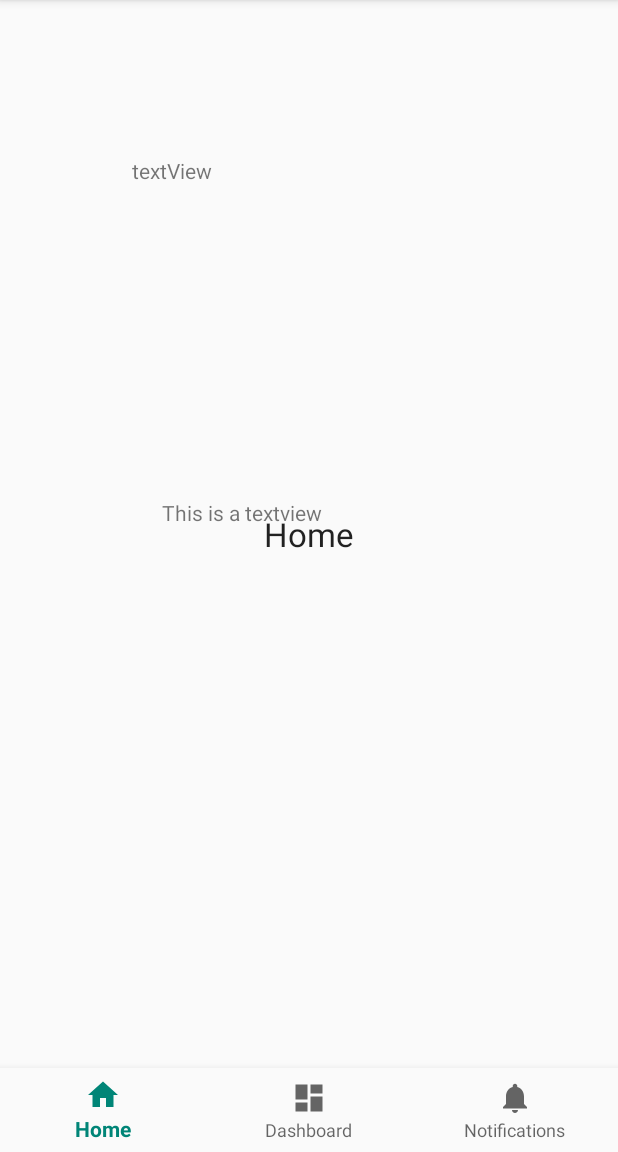
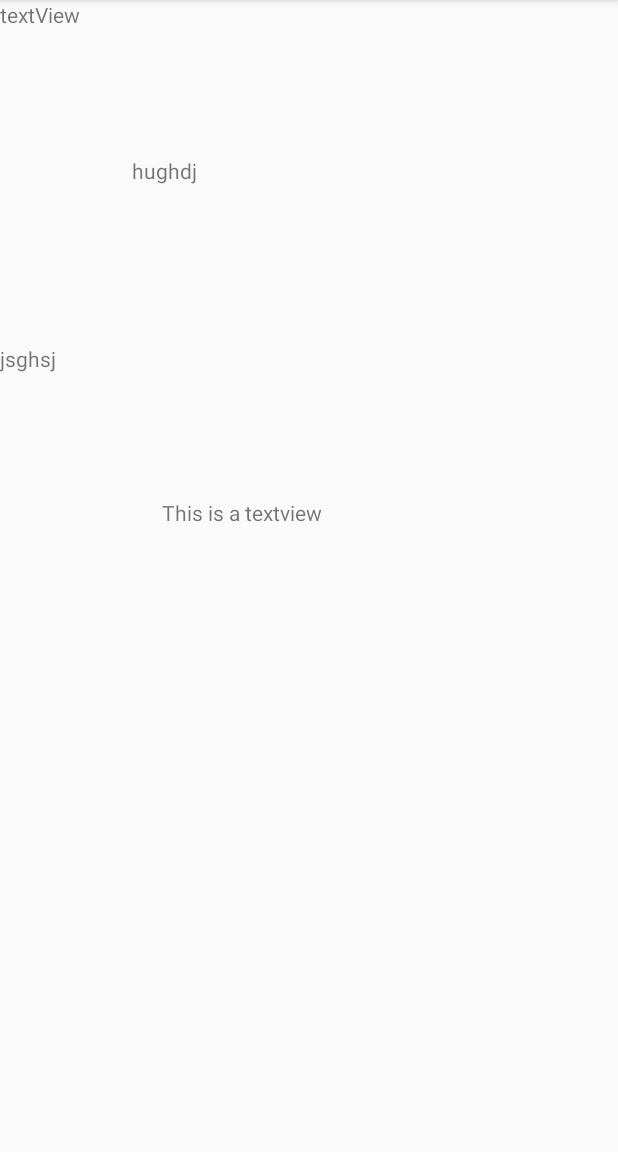
Before and after one commit to mayank-srm/Android-Zero_to_One, an Android app: the BasicsActivity screen opened directly, with no data from a screen before it, after a tap on "textView", on a phone screen of 412 x 824 dp, the part 84-1236 px from its top. Run offline under Robolectric (Android 15) with nearby library versions, the phone set to English and light mode, and no system bars.

Commit message:
day_2 done

```diff
--- a/app/src/main/java/com/mayank/androidbasics/Activities/BasicsActivity.java
+++ b/app/src/main/java/com/mayank/androidbasics/Activities/BasicsActivity.java
@@ -1,12 +1,11 @@
 package com.mayank.androidbasics.Activities;
 
+import android.os.Bundle;
 import android.support.v7.app.AppCompatActivity;
-import android.os.Bundle;
 import android.support.v7.widget.LinearLayoutManager;
 import android.support.v7.widget.RecyclerView;
 
 import com.mayank.androidbasics.Adapters.BasicsAdapter;
-import com.mayank.androidbasics.Adapters.SampleCodeAdapter;
 import com.mayank.androidbasics.Data_Handling.Home_list_data;
 import com.mayank.androidbasics.R;
 
@@ -19,9 +18,9 @@ public class BasicsActivity extends AppCompatActivity {
 
 
         Home_list_data[] myListData = new Home_list_data[] {
-                new Home_list_data("This is a textview","textView"),
-                new Home_list_data("This is the EditText","Edit text"),
-                new Home_list_data("Testing purpose","testing")
+                new Home_list_data("This is a textview","textView","hughdj","jsghsj"),
+                new Home_list_data("This is the EditText","Edit text","hughdj","jsghsj"),
+                new Home_list_data("Testing purpose","testing","hughdj","jsghsj")
         };
 
         RecyclerView recyclerView = findViewById(R.id.basics_recycleView);
--- a/app/src/main/java/com/mayank/androidbasics/Activities/SampleCodesActivity.java
+++ b/app/src/main/java/com/mayank/androidbasics/Activities/SampleCodesActivity.java
@@ -17,9 +17,9 @@ public class SampleCodesActivity extends AppCompatActivity {
         setContentView(R.layout.activity_sample_code);
 
         Home_list_data[] myListData = new Home_list_data[] {
-                new Home_list_data("Sum of two numbers","sum"),
-                new Home_list_data("Print the Name","str"),
-                new Home_list_data("Testing","test")
+                new Home_list_data("Sum of two numbers","sum","sjicsokckpos","chbsdckjsd"),
+                new Home_list_data("Print the Name","str","sjicsokckpos","chbsdckjsd"),
+                new Home_list_data("Testing","test","sjicsokckpos","chbsdckjsd")
         };
 
         RecyclerView recyclerView = findViewById(R.id.sample_code_recycleView);
--- a/app/src/main/java/com/mayank/androidbasics/Adapters/BasicsAdapter.java
+++ b/app/src/main/java/com/mayank/androidbasics/Adapters/BasicsAdapter.java
@@ -63,6 +63,8 @@ public class BasicsAdapter extends RecyclerView.Adapter<BasicsAdapter.ViewHolder
                 Intent i = new Intent(view.getContext(),BasicsActivities.class);
                 i.putExtra("activity_name",myListData.getActivity());
                 i.putExtra("discription",myListData.getDescription());
+                i.putExtra("javacode",myListData.getJavacod());
+                i.putExtra("xmlcode",myListData.getXmlcode());
                 view.getContext().startActivity(i);
             }
         });
--- a/app/src/main/java/com/mayank/androidbasics/BasicsActivity/BasicsActivities.java
+++ b/app/src/main/java/com/mayank/androidbasics/BasicsActivity/BasicsActivities.java
@@ -1,62 +1,41 @@
 package com.mayank.androidbasics.BasicsActivity;
 
-import android.annotation.SuppressLint;
 import android.os.Bundle;
-import android.support.design.widget.BottomNavigationView;
-import android.support.v4.app.Fragment;
 import android.support.v7.app.AppCompatActivity;
-import android.support.annotation.NonNull;
-import android.view.MenuItem;
 import android.widget.TextView;
 
-import com.mayank.androidbasics.Fragments.HomeFragment;
-import com.mayank.androidbasics.Fragments.XmlFragment;
 import com.mayank.androidbasics.R;
 
-public class BasicsActivities extends AppCompatActivity implements BottomNavigationView.OnNavigationItemSelectedListener{
+public class BasicsActivities extends AppCompatActivity{
 
    @Override
     protected void onCreate(Bundle savedInstanceState) {
         super.onCreate(savedInstanceState);
         setContentView(R.layout.activity_basics_activities);
 
-        loadFragment(new HomeFragment());
-        BottomNavigationView navView = findViewById(R.id.nav_view);
-        navView.setOnNavigationItemSelectedListener(this);
+    //    loadFragment(new HomeFragment());
+//        BottomNavigationView navView = findViewById(R.id.nav_view);
+//        navView.setOnNavigationItemSelectedListener(this);
 
         getIncomingIntent();
     }
-        @SuppressLint("SetTextI18n")
-        @Override
-        public boolean onNavigationItemSelected(@NonNull MenuItem item) {
-            Fragment fragment = null;
-            switch (item.getItemId()) {
-                case R.id.navigation_home:
-                    fragment = new HomeFragment();
-                    break;
-                case R.id.navigation_dashboard:
-                    fragment = new XmlFragment();
-                    break;
-                case R.id.navigation_notifications:
-                    fragment = new HomeFragment();
-                    break;
-            }
-            return loadFragment(fragment);
-        }
+//        @SuppressLint("SetTextI18n")
+//        @Override
+//        public boolean onNavigationItemSelected(@NonNull MenuItem item) {
+//            Fragment fragment = null;
+//            switch (item.getItemId()) {
+//                case R.id.navigation_home:
+//                    fragment = new HomeFragment();
+//                    break;
+//                case R.id.navigation_dashboard:
+//                    fragment = new XmlFragment();
+//                    break;
+//                case R.id.navigation_notifications:
+//                    fragment = new HomeFragment();
+//                    break;
+//
+//        }
 
-        private boolean loadFragment(Fragment fragment){
-
-       if(fragment !=null){
-           getSupportFragmentManager()
-                   .beginTransaction()
-                   .replace(R.id.fragment_container,fragment)
-                   .commit();
-
-           return true;
-       }
-       return false;
-
-        }
 
     private void getIncomingIntent(){
         if(getIntent().hasExtra("activity_name") && getIntent().hasExtra("discription")){
@@ -64,17 +43,25 @@ public class BasicsActivities extends AppCompatActivity implements BottomNavigat
             String activityname = getIntent().getStringExtra("activity_name");
             String activitydiscription = getIntent().getStringExtra("discription");
 
-            setmTextMessage(activityname,activitydiscription);
+            String java = getIntent().getStringExtra("javacode");
+            String xml = getIntent().getStringExtra("xmlcode");
+
+            setmTextMessage(activityname,activitydiscription,java,xml);
 
         }
     }
-    private void setmTextMessage(String activityname , String activitydiscription){
+    private void setmTextMessage(String activityname , String activitydiscription,String java , String xml){
 
         TextView actname  = findViewById(R.id.message1);
         TextView actdis  = findViewById(R.id.message2);
 
+        TextView javacode  = findViewById(R.id.message3);
+        TextView xmlcode  = findViewById(R.id.message4);
+
         actname.setText(activityname);
         actdis.setText(activitydiscription);
+        javacode.setText(java);
+        xmlcode.setText(xml);
     }
 
 }
--- a/app/src/main/java/com/mayank/androidbasics/Data_Handling/Home_list_data.java
+++ b/app/src/main/java/com/mayank/androidbasics/Data_Handling/Home_list_data.java
@@ -7,20 +7,27 @@ public class Home_list_data {
 
     public String description;
     public  String activityname;
-   public Home_list_data(String description,String activityname) {
+    public  String javacode;
+    public  String xmlcode;
+   public Home_list_data(String description,String activityname, String javacode,String xmlcode) {
         this.description = description;
         this.activityname = activityname;
+        this.javacode = javacode;
+        this.xmlcode = xmlcode;
     }
     public String getDescription() {
         return description;
     }
-    public void setDescription(String description) {
-        this.description = description;
-    }
+
     public String getActivity() {
         return activityname;
     }
-    public void setActivityname(String activityname) {
-        this.activityname = activityname;
+
+    public  String getJavacod(){
+        return javacode;
+   }
+
+    public  String getXmlcode(){
+       return xmlcode;
     }
 }
--- a/app/src/main/java/com/mayank/androidbasics/Fragments/HomeFragment.java
+++ /dev/null
@@ -1,28 +0,0 @@
-package com.mayank.androidbasics.Fragments;
-
-import android.annotation.SuppressLint;
-import android.os.Bundle;
-import android.support.annotation.Nullable;
-import android.support.v4.app.Fragment;
-import android.view.LayoutInflater;
-import android.view.View;
-import android.view.ViewGroup;
-
-import com.mayank.androidbasics.R;
-
-/**
- * Created by MAYANK SINGH on 29-05-2019.
- */
-public class HomeFragment extends Fragment {
-
-    @SuppressLint("InflateParams")
-    @Nullable
-    @Override
-    public View onCreateView(LayoutInflater inflater,ViewGroup container,Bundle savedInstanceState) {
-        //just change the fragment_dashboard
-        //with the fragment you want to inflate
-        //like if the class is HomeFragment it should have R.layout.home_fragment
-        //if it is DashboardFragment it should have R.layout.fragment_dashboard
-        return inflater.inflate(R.layout.fragment_home, null);
-    }
-}
--- a/app/src/main/res/layout/activity_basics_activities.xml
+++ b/app/src/main/res/layout/activity_basics_activities.xml
@@ -1,5 +1,5 @@
 <?xml version="1.0" encoding="utf-8"?>
-<android.support.constraint.ConstraintLayout
+<RelativeLayout
     xmlns:android="http://schemas.android.com/apk/res/android"
     xmlns:app="http://schemas.android.com/apk/res-auto"
     xmlns:tools="http://schemas.android.com/tools"
@@ -7,20 +7,11 @@
     android:layout_width="match_parent"
     android:layout_height="match_parent"
     tools:context=".BasicsActivity.BasicsActivities">
-    <FrameLayout
-        android:id="@+id/fragment_container"
-        android:layout_width="match_parent"
-        android:layout_height="match_parent"
-        android:layout_marginBottom="56dp"
-        android:text="@string/title_home"
-        app:layout_constraintLeft_toLeftOf="parent"
-        app:layout_constraintTop_toTopOf="parent" >
+
     <TextView
         android:id="@+id/message1"
         android:layout_width="232dp"
         android:layout_height="125dp"
-        android:layout_marginLeft="88dp"
-        android:layout_marginTop="104dp"
         android:text="@string/title_home"
         app:layout_constraintLeft_toLeftOf="parent"
         app:layout_constraintTop_toTopOf="parent"
@@ -36,18 +27,26 @@
         app:layout_constraintLeft_toLeftOf="parent"
         app:layout_constraintTop_toTopOf="parent"
         tools:ignore="RtlHardcoded" />
-    </FrameLayout>
 
-    <android.support.design.widget.BottomNavigationView
-        android:id="@+id/nav_view"
-        android:layout_width="0dp"
-        android:layout_height="wrap_content"
-        android:layout_marginStart="0dp"
-        android:layout_marginEnd="0dp"
-        android:background="?android:attr/windowBackground"
-        app:layout_constraintBottom_toBottomOf="parent"
+    <TextView
+        android:id="@+id/message3"
+        android:layout_width="232dp"
+        android:layout_height="125dp"
+        android:layout_marginLeft="88dp"
+        android:layout_marginTop="104dp"
+        android:text="@string/title_home"
         app:layout_constraintLeft_toLeftOf="parent"
-        app:layout_constraintRight_toRightOf="parent"
-        app:menu="@menu/bottom_nav_menu" />
+        app:layout_constraintTop_toTopOf="parent"
+        tools:ignore="RtlHardcoded" />
 
-</android.support.constraint.ConstraintLayout>
+        <TextView
+            android:id="@+id/message4"
+            android:layout_width="191dp"
+            android:layout_height="123dp"
+            android:layout_below="@+id/message3"
+            android:text="@string/title_home"
+            app:layout_constraintLeft_toLeftOf="parent"
+            app:layout_constraintTop_toTopOf="parent"
+            tools:ignore="RtlHardcoded" />
+
+</RelativeLayout>
--- a/app/src/main/res/layout/fragment_home.xml
+++ /dev/null
@@ -1,14 +0,0 @@
-<?xml version="1.0" encoding="utf-8"?>
-<RelativeLayout xmlns:android="http://schemas.android.com/apk/res/android"
-    android:layout_width="match_parent"
-    android:layout_height="match_parent">
-
-    <TextView
-        android:layout_width="wrap_content"
-        android:layout_height="wrap_content"
-        android:layout_centerHorizontal="true"
-        android:layout_centerVertical="true"
-        android:text="Home"
-        android:textAppearance="@style/Base.TextAppearance.AppCompat.Large" />
-
-</RelativeLayout>
```
Also changed, not shown: app/src/main/java/com/mayank/androidbasics/Activities/HomeActivity.java (+14 -16 lines), app/src/main/java/com/mayank/androidbasics/Fragments/XmlFragment.java (deleted, +0 -9 lines), app/src/main/res/layout/fragment_xml.xml (deleted, +0 -14 lines).
